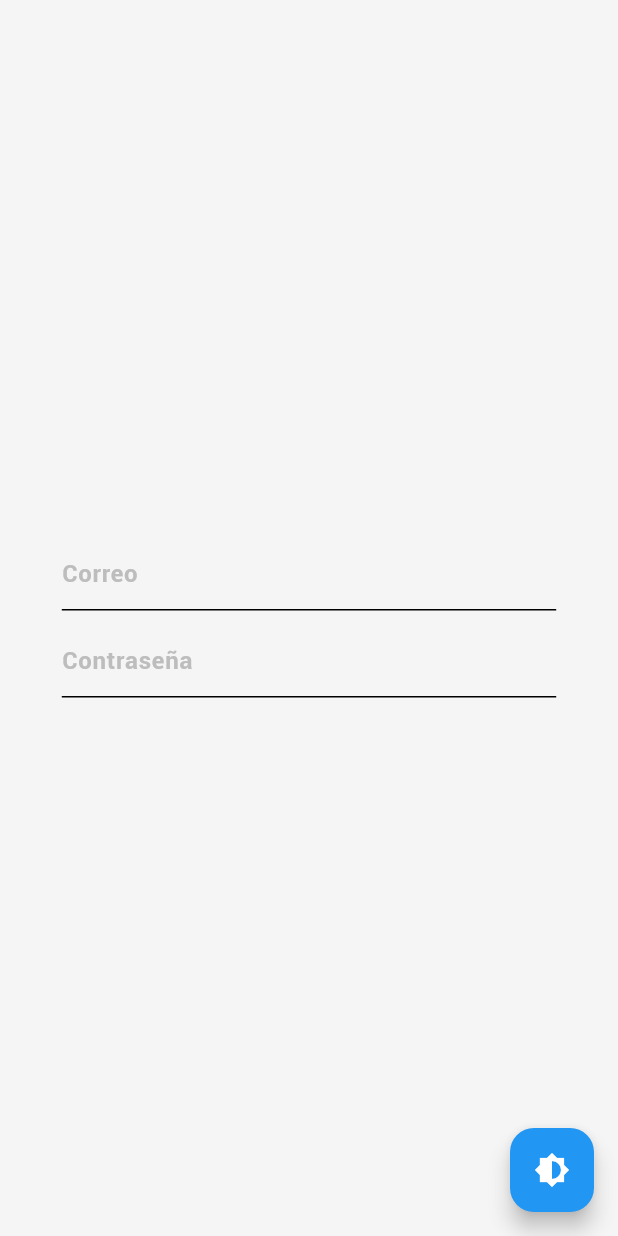
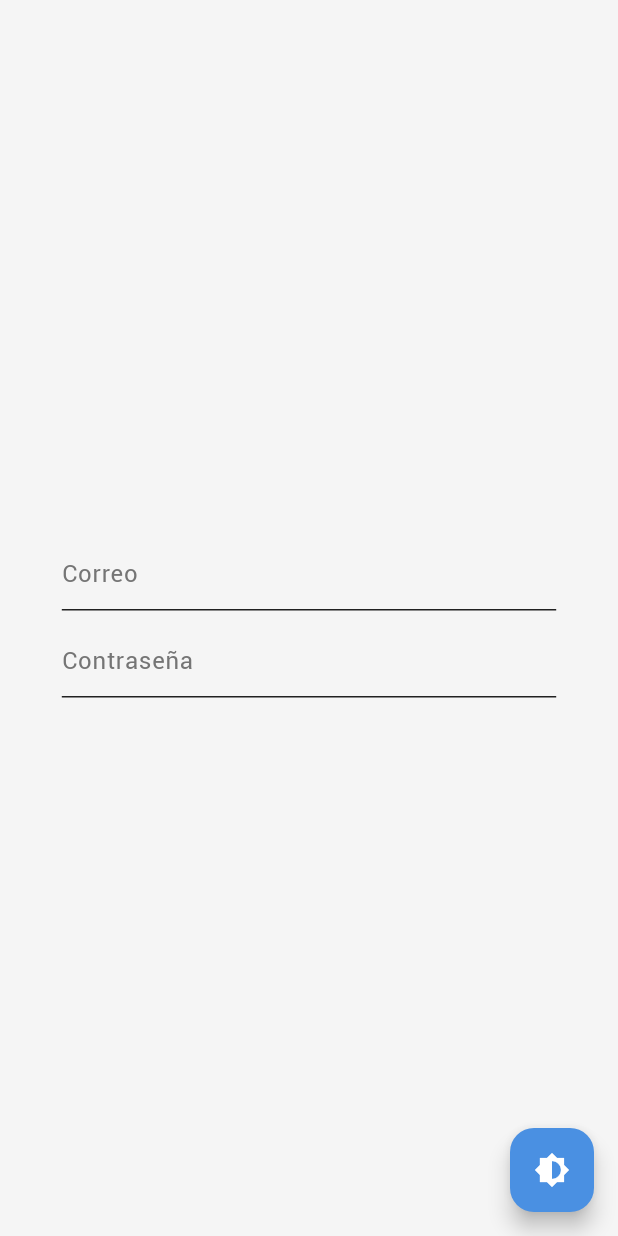
Before and after one commit to Carpetano/TFG, a Flutter app: the screen it shows after launch, on a phone screen of 412 x 824 dp. Run offline on Flutter 3.47's test engine with Material 3 defaults, Android fonts, the phone set to English and light mode, and no system bars; our stand-ins replace flutter_slidable, supabase_flutter, table_calendar, video_player; accounts and stored records are empty; network calls fail.

Commit message:
Corregidos algunos colores

```diff
--- a/codigo_fuente/lib/main.dart
+++ b/codigo_fuente/lib/main.dart
@@ -177,7 +177,7 @@ class _MyHomePageState extends State<MyHomePage> {
         backgroundColor:
             Theme.of(
               context,
-            ).colorScheme.secondary, // Call the theme toggle function
+            ).colorScheme.primary, // Call the theme toggle function
         child: Icon(Icons.brightness_6), // Accent color for the button
       ),
     );
@@ -214,7 +214,7 @@ class _MyHomePageState extends State<MyHomePage> {
                           color:
                               Theme.of(
                                 context,
-                              ).colorScheme.secondary, // Shadow color
+                              ).colorScheme.primary, // Shadow color
                           offset: Offset(5.0, 5.0), // Shadow offset (x, y)
                         ),
                       ],
@@ -245,16 +245,16 @@ class _MyHomePageState extends State<MyHomePage> {
           ),
           // Vertical Divider (Bar) between the two sections
           VerticalDivider(
-            thickness: 1, // Thickness of the divider
-            width: 1, // Width of the divider
-            color:
-                Theme.of(context).colorScheme.onSurfaceVariant, // Divider color
+            thickness: 3, // Thickness of the divider
+            width: 3, // Width of the divider
+            color: Colors.grey[500], // Divider color
           ),
           // Video Section (40% width)
           Expanded(
             flex: 2, // 40% of the screen
             child: Container(
               padding: EdgeInsets.all(20),
+              color: Theme.of(context).colorScheme.onSurfaceVariant,
               child: Center(
                 child:
                     _videoController.value.isInitialized
@@ -292,7 +292,7 @@ class _MyHomePageState extends State<MyHomePage> {
       child: Column(
         mainAxisAlignment: MainAxisAlignment.center,
         children: [
-          Container(
+          SizedBox(
             width: screenWidth * 0.8,
             child: TextFormField(
               controller: _emailController,
@@ -300,7 +300,7 @@ class _MyHomePageState extends State<MyHomePage> {
             ),
           ),
           SizedBox(height: 10),
-          Container(
+          SizedBox(
             width: screenWidth * 0.8,
             child: TextFormField(
               obscureText: true,
--- a/codigo_fuente/lib/theme_config.dart
+++ b/codigo_fuente/lib/theme_config.dart
@@ -18,32 +18,61 @@ class AppEasyTheme {
       theme: ThemeData(
         // Define the main color scheme for the application (light mode)
         colorScheme: ColorScheme(
-          primary: Colors.black,
-          secondary: Colors.blue,
-          surface: Colors.white,
-          error: Colors.red,
-          onPrimary: Colors.white,
-          onSecondary: Colors.white,
-          onSurface: Colors.black,
-          onSurfaceVariant: Colors.grey[400],
-          onError: Colors.white,
-          brightness: Brightness.light,
+          primary: Color(
+            0xFF4A90E2,
+          ), // A soft blue for accents (primary actions like buttons)
+          secondary: Color(
+            0xFFB8B8B8,
+          ), // A muted gray for secondary actions (links, secondary buttons)
+          surface:
+              Colors
+                  .white, // Light surface background color (for cards, containers)
+          error: Colors.redAccent, // A soft red for error indications
+          onPrimary:
+              Colors
+                  .white, // Text color on primary-colored elements (light text on blue buttons)
+          onSecondary:
+              Colors
+                  .black, // Text color on secondary-colored elements (dark text on secondary elements)
+          onSurface:
+              Colors
+                  .black87, // Text color on surface-colored elements (soft black text)
+          onSurfaceVariant:
+              Colors
+                  .grey[600]!, // Text color for secondary surfaces or variant elements
+          onError:
+              Colors
+                  .white, // Text color for error-related elements (white text on red)
+          brightness:
+              Brightness
+                  .light, // Specifies the brightness of the theme (light mode)
         ),
-        scaffoldBackgroundColor: Colors.grey[100],
+        scaffoldBackgroundColor: Color(
+          0xFFF5F5F5,
+        ), // Light background color for the entire app (off-white)
         appBarTheme: AppBarTheme(
-          backgroundColor: Colors.black,
-          foregroundColor: Colors.white,
+          backgroundColor: Color(0xFF4A90E2), // App bar color (primary blue)
+          foregroundColor:
+              Colors.white, // App bar text (foreground) color (white text)
         ),
         buttonTheme: ButtonThemeData(
-          buttonColor: Colors.blue,
-          textTheme: ButtonTextTheme.primary,
+          buttonColor: Color(0xFF4A90E2), // Button color (primary blue)
+          textTheme:
+              ButtonTextTheme
+                  .primary, // Text color for buttons, uses primary color theme
         ),
         textTheme: TextTheme(
-          bodySmall: TextStyle(color: Colors.black, fontFamily: 'Roboto'),
-          bodyMedium: TextStyle(color: Colors.grey[700], fontFamily: 'Roboto'),
+          bodySmall: TextStyle(
+            color: Colors.black87,
+            fontFamily: 'Roboto',
+          ), // Smaller body text color
+          bodyMedium: TextStyle(
+            color: Colors.black54,
+            fontFamily: 'Roboto',
+          ), // Medium body text color
           bodyLarge: TextStyle(
-            color: Colors.black,
-            fontWeight: FontWeight.bold,
+            color: Colors.black, // Large body text color (main content)
+            fontWeight: FontWeight.w400, // Regular weight for normal text
             fontFamily: 'Roboto',
           ),
         ),
@@ -51,32 +80,63 @@ class AppEasyTheme {
       darkTheme: ThemeData(
         // Define the main color scheme for the application (dark mode)
         colorScheme: ColorScheme(
-          primary: Colors.white,
-          secondary: Colors.blue,
-          surface: Colors.black,
-          error: Colors.red,
-          onPrimary: Colors.black,
-          onSecondary: Colors.black,
-          onSurface: Colors.white,
-          onSurfaceVariant: Colors.black54,
-          onError: Colors.black,
-          brightness: Brightness.dark,
+          primary: Color(
+            0xFF4A90E2,
+          ), // A soft blue for accents (same for both modes)
+          secondary: Color(
+            0xFFB8B8B8,
+          ), // A muted gray for secondary actions (same for both modes)
+          surface: Color(
+            0xFF2E2E2E,
+          ), // Dark surface background color (for cards, containers)
+          error:
+              Colors
+                  .redAccent, // Soft red for error indications (same for both modes)
+          onPrimary:
+              Colors
+                  .black, // Text color on primary-colored elements (black text on blue)
+          onSecondary:
+              Colors
+                  .white, // Text color on secondary-colored elements (white text on gray)
+          onSurface:
+              Colors
+                  .white70, // Text color on surface-colored elements (light text on dark backgrounds)
+          onSurfaceVariant:
+              Colors
+                  .grey[400]!, // Text color for secondary surfaces or variant elements
+          onError:
+              Colors
+                  .white, // Text color for error-related elements (white text on red)
+          brightness:
+              Brightness
+                  .dark, // Specifies the brightness of the theme (dark mode)
         ),
-        scaffoldBackgroundColor: Colors.grey[900],
+        scaffoldBackgroundColor: Color(
+          0xFF1C1C1C,
+        ), // Dark background color for the entire app (dark gray)
         appBarTheme: AppBarTheme(
-          backgroundColor: Colors.black,
-          foregroundColor: Colors.white,
+          backgroundColor: Color(0xFF4A90E2), // App bar color (primary blue)
+          foregroundColor:
+              Colors.white, // App bar text (foreground) color (white text)
         ),
         buttonTheme: ButtonThemeData(
-          buttonColor: Colors.blue,
-          textTheme: ButtonTextTheme.primary,
+          buttonColor: Color(0xFF4A90E2), // Button color (primary blue)
+          textTheme:
+              ButtonTextTheme
+                  .primary, // Text color for buttons, uses primary color theme
         ),
         textTheme: TextTheme(
-          bodySmall: TextStyle(color: Colors.white, fontFamily: 'Roboto'),
-          bodyMedium: TextStyle(color: Colors.grey[400], fontFamily: 'Roboto'),
+          bodySmall: TextStyle(
+            color: Colors.white70,
+            fontFamily: 'Roboto',
+          ), // Smaller body text color (light gray)
+          bodyMedium: TextStyle(
+            color: Colors.white54,
+            fontFamily: 'Roboto',
+          ), // Medium body text color (lighter gray)
           bodyLarge: TextStyle(
-            color: Colors.white,
-            fontWeight: FontWeight.bold,
+            color: Colors.white, // Large body text color (main content)
+            fontWeight: FontWeight.w400, // Regular weight for normal text
             fontFamily: 'Roboto',
           ),
         ),
```
